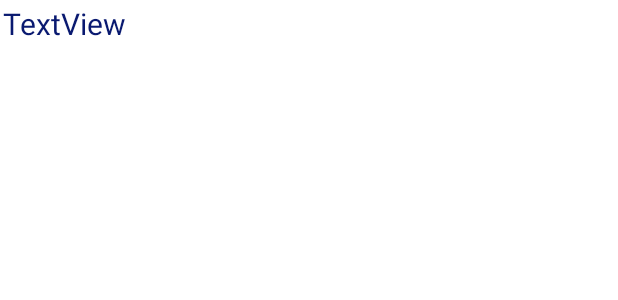
After one commit to AlphaMOVG/CoolSchoolApp, an Android app: the layout courses_list_item.xml on its own in the app's theme, with its tools: preview values and no code run, on a phone screen of 412 x 824 dp. The commit adds this screen. Shown: the top 300 px of the screen. Run offline under Robolectric (Android 15) with nearby library versions, the phone set to English and light mode, and no system bars.

Commit message:
commit 8.0

```diff
--- a/app/src/main/java/android/CoolSchool/UI/AssessmentDetails.java
+++ b/app/src/main/java/android/CoolSchool/UI/AssessmentDetails.java
@@ -43,7 +43,7 @@ public class AssessmentDetails extends AppCompatActivity {
 
     }
 
-    public void saveButton(View view) {
+   /* public void saveButton(View view) {
         Assessments assessments;
         if(id == -1){
             int newID = repo.getAllAssessments().get(repo.getAllAssessments().size() - 1).getAssessmentsID() + 1;
@@ -53,7 +53,7 @@ public class AssessmentDetails extends AppCompatActivity {
             assessments = new Assessments(id, editAssessmentNameTxt.getText().toString(), editAssessmentDatePicker.getText().toString(), editRadioBtnGroup);
             repo.update(assessments);
         }
-    }
+    }*/
 
     /**
      * Need to add the date handeling code here
--- /dev/null
+++ b/app/src/main/res/layout/courses_list_item.xml
@@ -0,0 +1,23 @@
+<?xml version="1.0" encoding="utf-8"?>
+<androidx.constraintlayout.widget.ConstraintLayout xmlns:android="http://schemas.android.com/apk/res/android"
+    android:layout_width="match_parent"
+    android:layout_height="match_parent"
+    xmlns:app="http://schemas.android.com/apk/res-auto"
+    xmlns:tools="http://schemas.android.com/tools">
+
+    <TextView
+        android:id="@+id/textView3"
+        android:layout_width="wrap_content"
+        android:layout_height="wrap_content"
+        android:layout_margin="2dp"
+        android:background="@color/white"
+        android:text="TextView"
+        android:textColor="#091970"
+        android:textSize="20sp"
+        app:layout_constraintLeft_toLeftOf="parent"
+        app:layout_constraintTop_toTopOf="parent"
+        tools:Layout_editor_absoluteX="183dp"
+        tools:Layout_editor_absoluteY="227p"
+        tools:ignore="MissingConstraints" />
+
+</androidx.constraintlayout.widget.ConstraintLayout>
```
Also changed, not shown: app/src/main/java/android/CoolSchool/UI/CoursesAdapter.java (added, +97 -0 lines), app/src/main/java/android/CoolSchool/UI/TermsAdapter.java (added, +90 -0 lines), app/src/main/res/layout/terms_list_item.xml (added, +24 -0 lines).
